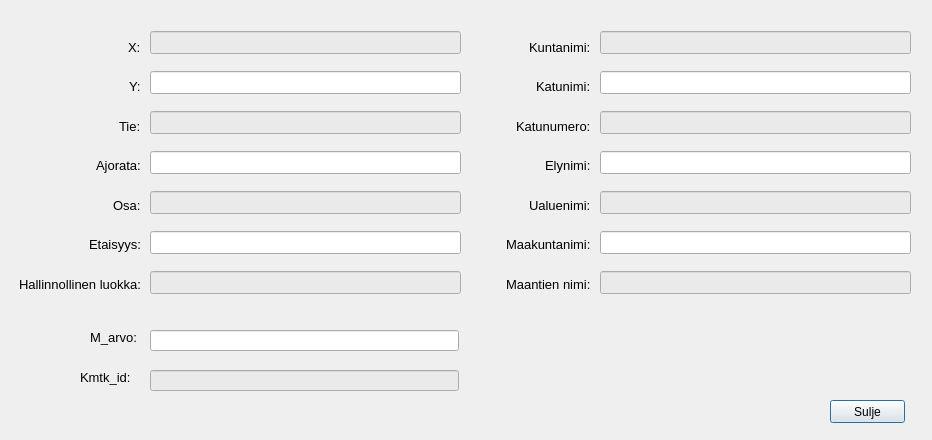
This is dialogs/PopUp_dialog.ui in finnishtransportagency/QGIS-tieosoitetyokalu as Qt 5 draws it before an edit. The edited form follows.
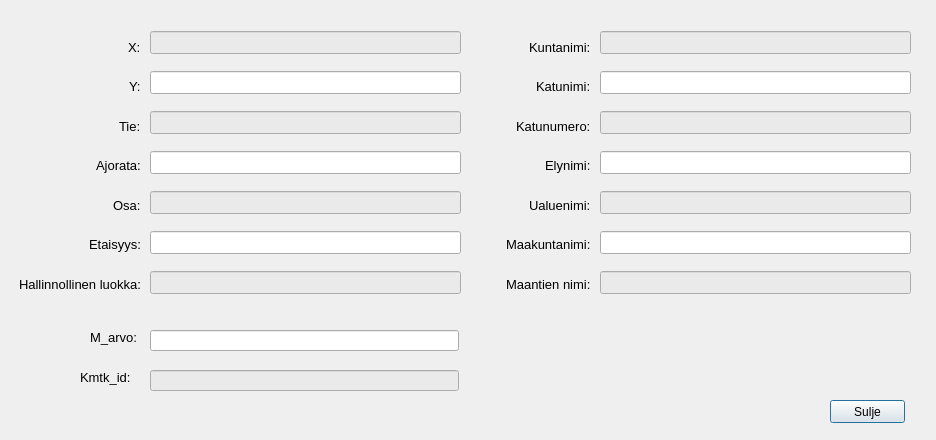
This is the edited form.

Diff of the .ui file:
```diff
--- a/dialogs/PopUp_dialog.ui
+++ b/dialogs/PopUp_dialog.ui
@@ -6,12 +6,21 @@
    <rect>
     <x>0</x>
     <y>0</y>
-    <width>932</width>
+    <width>936</width>
     <height>440</height>
    </rect>
   </property>
+  <property name="minimumSize">
+   <size>
+    <width>0</width>
+    <height>0</height>
+   </size>
+  </property>
   <property name="windowTitle">
-   <string>Dialog</string>
+   <string>Ominaisuudet</string>
+  </property>
+  <property name="sizeGripEnabled">
+   <bool>false</bool>
   </property>
   <widget class="QWidget" name="layoutWidget">
    <property name="geometry">
```
Left out of the diff: 23 changed lines with no effect on the pictures.
